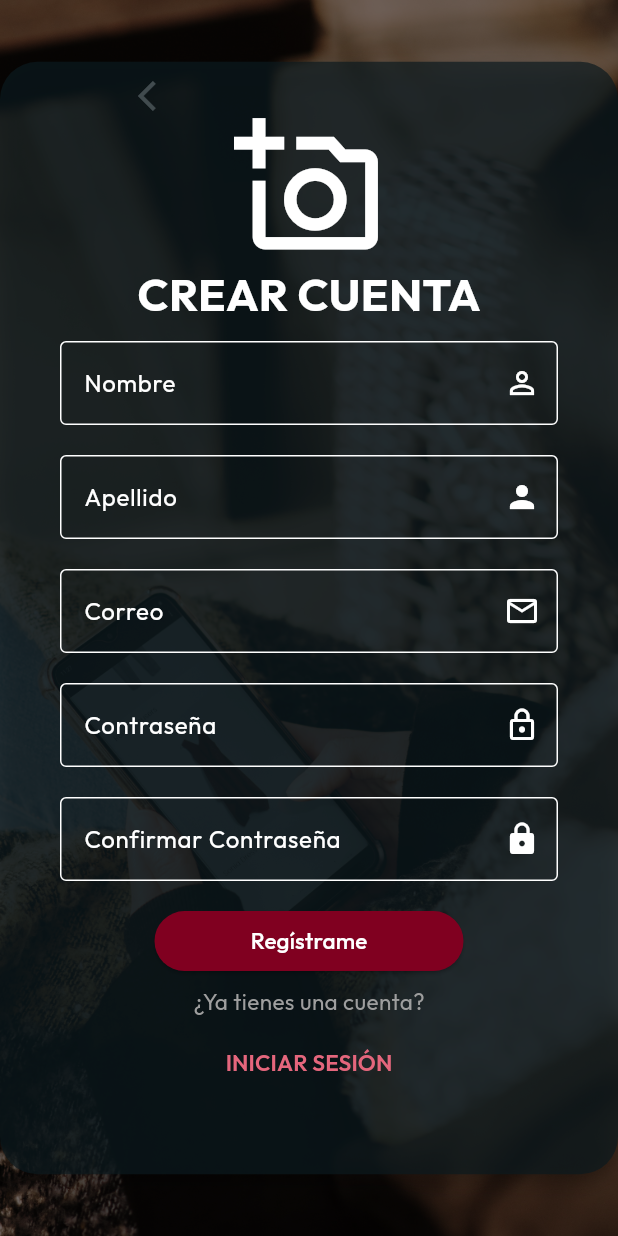
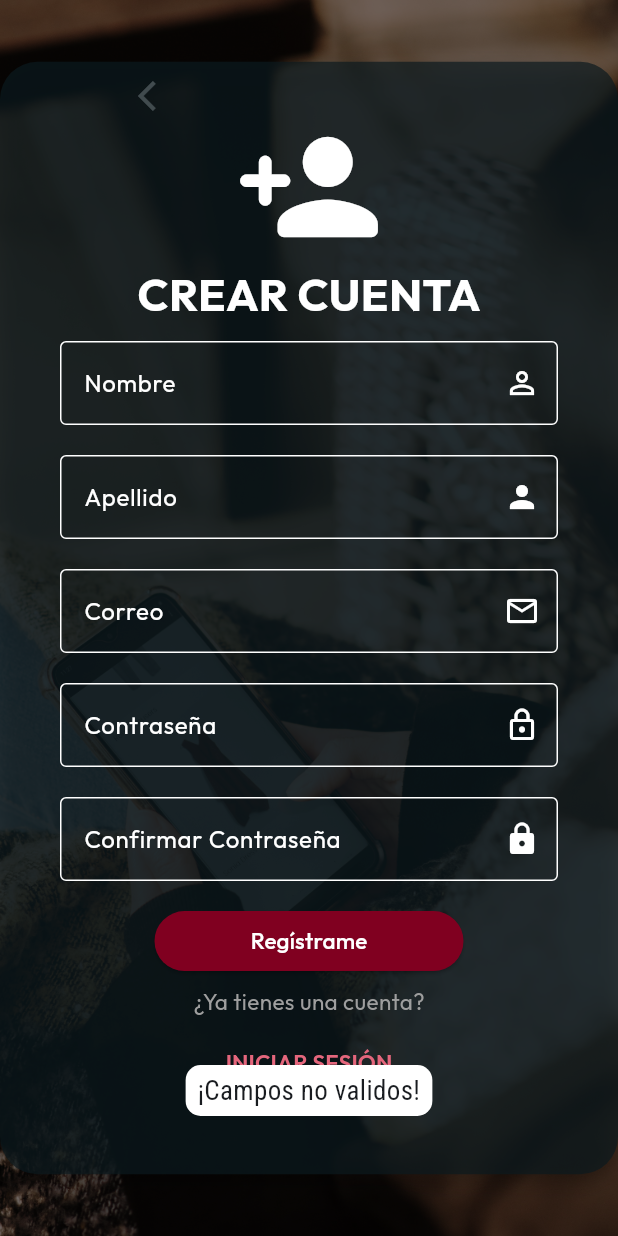
Before and after one commit to G-Jhojan/flutter_nest_web, a Flutter app: the RegisterPage screen opened by its route, after a tap on "Regístrame", on a phone screen of 412 x 824 dp. Run offline on Flutter 3.47's test engine with Material 3 defaults, Android fonts, the phone set to English and light mode, and no system bars; drawn by our look-alikes of oktoast; our stand-ins replace flutter_bloc, google_fonts, rxdart.

Commit message:
Validaciones en el register y Lista de Providers

```diff
--- a/lib/main.dart
+++ b/lib/main.dart
@@ -5,6 +5,8 @@
 import 'src/presentation/pages/auth/login/login_page.dart';
 import 'src/presentation/pages/auth/register/register_page.dart';
 import 'package:flutter_bloc/flutter_bloc.dart';
+
+import 'src/providers/bloc_providers.dart';
 
 void main() => runApp(const MyApp());
 
@@ -14,8 +16,8 @@
   @override
   Widget build(BuildContext context) {
     return OKToast(
-      child: BlocProvider(
-        create: (context) => LoginBlocCubit(),
+      child: MultiBlocProvider(
+        providers: blocProviders,
         child: MaterialApp(
           debugShowCheckedModeBanner: false,
           theme: ThemeData(
--- /dev/null
+++ b/lib/src/presentation/pages/auth/register/register_bloc_cubit.dart
@@ -0,0 +1,93 @@
+import 'package:flutter_bloc/flutter_bloc.dart';
+import 'package:flutter_nest/src/presentation/pages/auth/register/register_bloc_state.dart';
+import 'package:rxdart/rxdart.dart';
+
+class RegisterBlocCubit extends Cubit<RegisterBlocState>{
+
+  RegisterBlocCubit() : super(RegisterInitial());
+
+  final _nameController = BehaviorSubject<String>();
+  final _lastNameController = BehaviorSubject<String>();
+  final _emailController = BehaviorSubject<String>();
+  final _passwordController = BehaviorSubject<String>();
+  final _confirmPasswordController = BehaviorSubject<String>();
+
+  Stream<String> get nameStream     => _nameController.stream;
+  Stream<String> get lastNameStream => _lastNameController.stream;
+  Stream<String> get emailStream    => _emailController.stream;
+  Stream<String> get passwordStream => _passwordController.stream;
+  Stream<String> get confirmPasswordStream => _confirmPasswordController.stream;
+
+  void changeName(String name){
+    if(name.length < 3){
+      _nameController.sink.addError('Nombre no valido! : Debe ser mayor a 6 caracteres');
+    } else {
+        _nameController.sink.add(name);
+    }
+  }
+  void changeLastName(String lastName){
+    if(lastName.length < 3){
+      _lastNameController.sink.addError('Apellido no valido! : Debe ser mayor a 6 caracteres');
+    } else {
+        _lastNameController.sink.add(lastName);
+    }
+  }
+  void changeEmail(String email) {
+      bool emailFormatValid =
+      RegExp(r"^[a-zA-Z0-9.a-zA-Z0-9.!#$%&'*+-/=?^_`{|}~]+@[a-zA-Z0-9]+\.[a-zA-Z]+")
+        .hasMatch(email);
+      if (email.isNotEmpty && email.length < 5) {
+        _emailController.sink.addError('Al menos 5 caracteres');
+      }
+      else if(email.isNotEmpty && !emailFormatValid) {
+        _emailController.sink.addError('El email no es valido');
+      }
+      else {
+        _emailController.sink.add(email);
+      }
+    }
+  void changePassword(String password){
+    if(password.length < 6){
+     _passwordController.sink.addError('La contraseña debe ser mayor a 6 caracteres');
+    } else {
+      _passwordController.sink.add(password);
+    }
+  }
+  void changeConfirmPassword(String confirmPassword){
+    if(confirmPassword.length < 6){
+     _confirmPasswordController.sink.addError('Al menos 6 caracteres');
+    }
+    else if(confirmPassword != _passwordController.value) {
+     _confirmPasswordController.sink.addError('Las contraseñas no coinciden');
+    }
+    else {
+    _confirmPasswordController.sink.add(confirmPassword);
+    }
+  }
+
+  Stream <bool> get validateForm => Rx.combineLatest5(
+    nameStream,
+    lastNameStream,
+    emailStream,
+    passwordStream,
+    confirmPasswordStream,
+    (a, b, c, d, e) => true);
+
+
+  void dispose(){ // se va a ejecutar cuando pasemos a otra pantalla, y la pantalla actual se destruya.
+    changeName('');
+    changeLastName('');
+    changeEmail('');
+    changePassword('');
+    changeConfirmPassword('');
+  }
+
+  void register(){
+    print('Name: ${_nameController.value}');
+    print('LastName: ${_lastNameController.value}');
+    print('Email: ${_emailController.value}');
+    print('Password: ${_passwordController.value}');
+    print('Confirm Password: ${_confirmPasswordController.value}');
+  }
+
+}
--- /dev/null
+++ b/lib/src/presentation/pages/auth/register/register_bloc_state.dart
@@ -0,0 +1,2 @@
+abstract class RegisterBlocState{}
+  class RegisterInitial extends RegisterBlocState{}
--- a/lib/src/presentation/pages/auth/register/register_page.dart
+++ b/lib/src/presentation/pages/auth/register/register_page.dart
@@ -1,15 +1,39 @@
 import 'package:flutter/material.dart';
+import 'package:flutter_bloc/flutter_bloc.dart';
+import 'package:flutter_nest/src/presentation/pages/auth/register/register_bloc_cubit.dart';
 import 'package:flutter_nest/src/presentation/widgets/default_button.dart';
 import 'package:flutter_nest/src/presentation/widgets/default_icon_back.dart';
 import 'package:flutter_nest/src/presentation/widgets/default_text_field.dart';
 import 'package:flutter_nest/src/presentation/widgets/no_color_button.dart';
 import 'package:google_fonts/google_fonts.dart';
+import 'package:oktoast/oktoast.dart';
 
-class RegisterPage extends StatelessWidget {
+class RegisterPage extends StatefulWidget {
   const RegisterPage({super.key});
 
   @override
+  State<RegisterPage> createState() => _RegisterPageState();
+}
+
+class _RegisterPageState extends State<RegisterPage> {
+
+  RegisterBlocCubit? _registerBlocCubit;
+
+  @override
+  void initState() {
+    // TODO: implement initState
+    super.initState();
+
+    WidgetsBinding.instance.addPostFrameCallback((_) {
+      _registerBlocCubit!.dispose();
+    });
+  }
+
+  @override
   Widget build(BuildContext context) {
+
+    _registerBlocCubit = BlocProvider.of<RegisterBlocCubit>(context, listen : false);
+
     return  Scaffold(
       body: Container(
         width: double.infinity,
@@ -54,7 +78,7 @@ class RegisterPage extends StatelessWidget {
                       crossAxisAlignment: CrossAxisAlignment.center,
                       children: [
                         const Icon(
-                          Icons.add_a_photo_outlined,
+                          Icons.person_add_rounded,
                           size: 100,
                           color: Colors.white,
                         ),
@@ -71,63 +95,114 @@ class RegisterPage extends StatelessWidget {
                         margin: const EdgeInsets.symmetric(
                           horizontal: 40, vertical: 10
                            ),
-                         child: DefaultTextField(
+                         child: StreamBuilder(
+                           stream: _registerBlocCubit?.nameStream,
+                           builder: (context, snapshot) {
+                             return DefaultTextField(
                                 label: 'Nombre',
                                 icon: Icons.person_outline,
                                 onChanged: (text) {
-                              print('Text: $text');
+                                  _registerBlocCubit?.changeName(text);
                                 },
+                             );
+                           }
                          )
                        ),
                        Container(
                         margin: const EdgeInsets.symmetric(
                           horizontal: 40, vertical: 10
                           ),
-                         child: DefaultTextField(
+                         child: StreamBuilder(
+                           stream: _registerBlocCubit?.lastNameStream,
+                           builder: (context, snapshot) {
+                             return DefaultTextField(
                                 label: 'Apellido',
                                 icon: Icons.person,
-                            onChanged: (text) {},
+                                onChanged: (text) {
+                                  _registerBlocCubit?.changeLastName(text);
+                                },
+                             );
+                           }
                          )
                        ),
                        Container(
                         margin: const EdgeInsets.symmetric(
                           horizontal: 40, vertical: 10
                           ),
-                         child: DefaultTextField(
+                         child: StreamBuilder(
+                           stream: _registerBlocCubit?.emailStream,
+                           builder: (context, snapshot) {
+                             return DefaultTextField(
                                 label: 'Correo',
                                 icon: Icons.email_outlined,
-                            onChanged: (text) {},
+                                onChanged: (text) {
+                                  _registerBlocCubit?.changeEmail(text);
+                                },
+                             );
+                           }
                          )
                        ),
                        Container(
                         margin: const EdgeInsets.symmetric(
                           horizontal: 40, vertical: 10
                           ),
-                         child: DefaultTextField(
+                         child: StreamBuilder(
+                           stream: _registerBlocCubit?.passwordStream,
+                           builder: (context, snapshot) {
+                             return DefaultTextField(
                                 label: 'Contraseña',
                                 icon: Icons.lock_outlined,
-                            //obscureText: true,
-                            onChanged: (text) {},
+                                onChanged: (text) {
+                                  _registerBlocCubit?.changePassword(text);
+                                },
+                             );
+                           }
                          )
                        ),
                        Container(
                         margin: const EdgeInsets.symmetric(
                           horizontal: 40, vertical: 10
                           ),
-                         child: DefaultTextField(
+                         child: StreamBuilder(
+                           stream: _registerBlocCubit?.confirmPasswordStream,
+                           builder: (context, snapshot) {
+                             return DefaultTextField(
                                 label: 'Confirmar Contraseña',
                                 icon: Icons.lock,
-                            //obscureText: true,
-                            onChanged: (text) {},
+                                onChanged: (text) {
+                                  _registerBlocCubit?.changeConfirmPassword(text);
+                                },
+                             );
+                           }
                          )
                        ),
                       Container(
                         margin: const EdgeInsets.symmetric(horizontal: 40, vertical: 10),
                         width: MediaQuery.of(context).size.width * 0.5,
                         height: 40,
+                        child: StreamBuilder(
+                          stream: _registerBlocCubit?.validateForm,
+                          builder: (context, snapshot) {
+                            return OKToast(
                               child: DefaultButton(
                                   text: 'Regístrame',
-                            onPressed: (){},
+                                  onPressed: (){
+                                    if(snapshot.hasData){
+                                      _registerBlocCubit?.register();
+                                    } else {
+                                        showToast(
+                                        "¡Campos no validos!",
+                                        duration: Duration(seconds: 2),
+                                        position: ToastPosition.bottom,
+                                        backgroundColor: Colors.white,
+                                        radius: 10.0,
+                                        textStyle: GoogleFonts.robotoCondensed(fontSize: 18.0),
+                                      );
+                                    }
+                                  },
+                              ),
+                            );
+                          }
                         )
                       ),
                        Text("¿Ya tienes una cuenta?", style: GoogleFonts.outfit(fontSize: 15, color: Colors.grey)),
--- /dev/null
+++ b/lib/src/providers/bloc_providers.dart
@@ -0,0 +1,14 @@
+import 'package:flutter_bloc/flutter_bloc.dart';
+import 'package:flutter_nest/src/presentation/pages/auth/login/login_bloc_cubit.dart';
+import 'package:flutter_nest/src/presentation/pages/auth/register/register_bloc_cubit.dart';
+
+List <BlocProvider> blocProviders = [
+
+  BlocProvider<LoginBlocCubit>(
+    create: (context) => LoginBlocCubit(),
+  ),
+
+  BlocProvider<RegisterBlocCubit>(
+    create: (context) => RegisterBlocCubit(),
+  ),
+];
```
Lines whose indentation alone changed are shown as unchanged.
